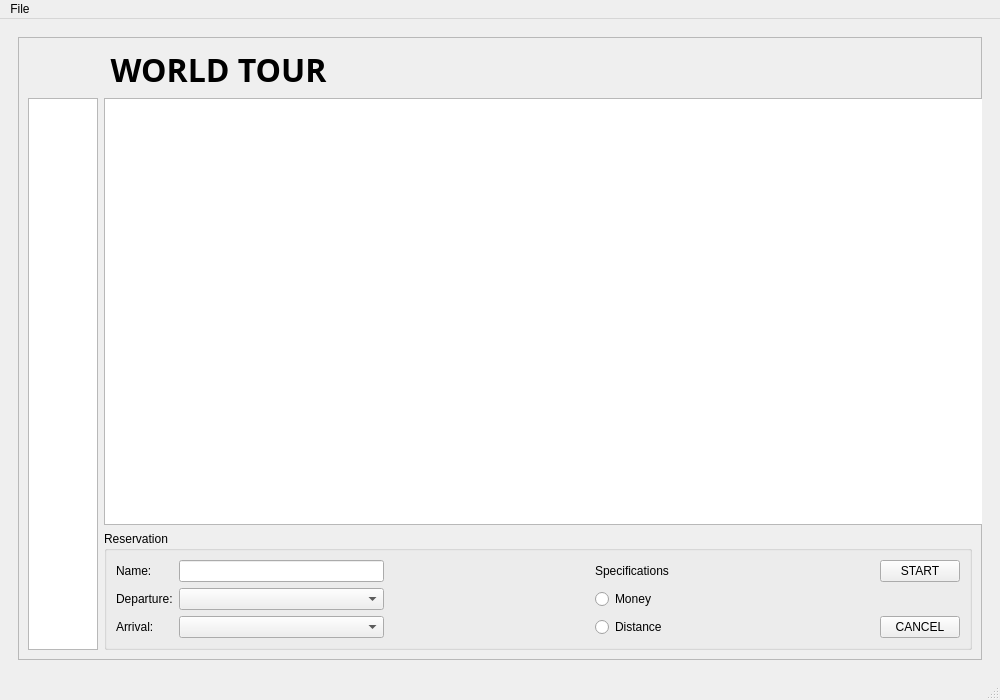
This is travel_assistant.ui in isaacfulcrum/travel-assistant as Qt 5 draws it before an edit. The edited form follows.
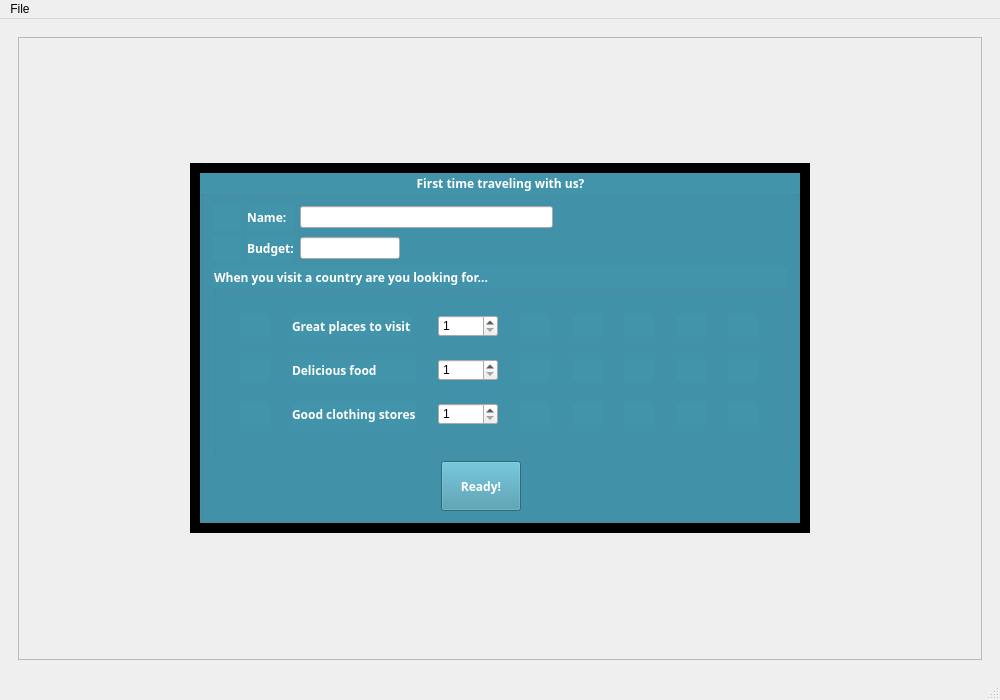
This is the edited form. Icons and pictures are not drawn.

Diff of the .ui file:
```diff
--- a/travel_assistant.ui
+++ b/travel_assistant.ui
@@ -157,7 +157,716 @@
         </item>
        </layout>
       </widget>
-      <widget class="QWidget" name="page_2">
+      <widget class="QWidget" name="users">
+       <layout class="QGridLayout" name="gridLayout_7">
+        <item row="0" column="0">
+         <widget class="QFrame" name="frame_3">
+          <property name="styleSheet">
+           <string notr="true">border-image: url(:/Images/assets/travelStamps.jpg);
+</string>
+          </property>
+          <property name="frameShape">
+           <enum>QFrame::StyledPanel</enum>
+          </property>
+          <property name="frameShadow">
+           <enum>QFrame::Raised</enum>
+          </property>
+          <layout class="QGridLayout" name="gridLayout_11">
+           <item row="0" column="0">
+            <spacer name="horizontalSpacer_13">
+             <property name="orientation">
+              <enum>Qt::Horizontal</enum>
+             </property>
+             <property name="sizeHint" stdset="0">
+              <size>
+               <width>154</width>
+               <height>20</height>
+              </size>
+             </property>
+            </spacer>
+           </item>
+           <item row="0" column="1">
+            <widget class="QFrame" name="frame_4">
+             <property name="maximumSize">
+              <size>
+               <width>620</width>
+               <height>370</height>
+              </size>
+             </property>
+             <property name="styleSheet">
+              <string notr="true">background-color:rgb(0, 0, 0);
+border-image:None;</string>
+             </property>
+             <property name="frameShape">
+              <enum>QFrame::StyledPanel</enum>
+             </property>
+             <property name="frameShadow">
+              <enum>QFrame::Raised</enum>
+             </property>
+             <layout class="QGridLayout" name="gridLayout_10">
+              <item row="0" column="0">
+               <widget class="QGroupBox" name="groupBox_3">
+                <property name="minimumSize">
+                 <size>
+                  <width>600</width>
+                  <height>350</height>
+                 </size>
+                </property>
+                <property name="maximumSize">
+                 <size>
+                  <width>800</width>
+                  <height>350</height>
+                 </size>
+                </property>
+                <property name="font">
+                 <font>
+                  <family>News706 BT</family>
+                  <pointsize>9</pointsize>
+                  <weight>75</weight>
+                  <bold>true</bold>
+                 </font>
+                </property>
+                <property name="styleSheet">
+                 <string notr="true">border-image:None;
+background-color:rgb(66, 148, 170);
+color: rgb(255, 255, 255)
+
+
+
+</string>
+                </property>
+                <property name="title">
+                 <string>First time traveling with us?</string>
+                </property>
+                <property name="alignment">
+                 <set>Qt::AlignCenter</set>
+                </property>
+                <property name="flat">
+                 <bool>false</bool>
+                </property>
+                <layout class="QGridLayout" name="gridLayout_9">
+                 <property name="topMargin">
+                  <number>9</number>
+                 </property>
+                 <item row="0" column="0">
+                  <widget class="QLabel" name="label_6">
+                   <property name="minimumSize">
+                    <size>
+                     <width>25</width>
+                     <height>25</height>
+                    </size>
+                   </property>
+                   <property name="styleSheet">
+                    <string notr="true">image: url(:/Icons/assets/userIcon.png);</string>
+                   </property>
+                   <property name="text">
+                    <string/>
+                   </property>
+                  </widget>
+                 </item>
+                 <item row="0" column="1">
+                  <widget class="QLabel" name="label_7">
+                   <property name="font">
+                    <font>
+                     <family>News706 BT</family>
+                     <pointsize>9</pointsize>
+                     <weight>75</weight>
+                     <bold>true</bold>
+                    </font>
+                   </property>
+                   <property name="styleSheet">
+                    <string notr="true">color: rgb(255, 255, 255)</string>
+                   </property>
+                   <property name="text">
+                    <string>Name:</string>
+                   </property>
+                  </widget>
+                 </item>
+                 <item row="0" column="2" colspan="4">
+                  <widget class="QLineEdit" name="nameText">
+                   <property name="minimumSize">
+                    <size>
+                     <width>250</width>
+                     <height>0</height>
+                    </size>
+                   </property>
+                   <property name="maximumSize">
+                    <size>
+                     <width>300</width>
+                     <height>16777215</height>
+                    </size>
+                   </property>
+                   <property name="styleSheet">
+                    <string notr="true">background-color: None;
+color: rgb(0, 0, 0)</string>
+                   </property>
+                  </widget>
+                 </item>
+                 <item row="0" column="6">
+                  <spacer name="horizontalSpacer_9">
+                   <property name="orientation">
+                    <enum>Qt::Horizontal</enum>
+                   </property>
+                   <property name="sizeHint" stdset="0">
+                    <size>
+                     <width>226</width>
+                     <height>20</height>
+                    </size>
+                   </property>
+                  </spacer>
+                 </item>
+                 <item row="1" column="0">
+                  <widget class="QLabel" name="label_10">
+                   <property name="minimumSize">
+                    <size>
+                     <width>25</width>
+                     <height>25</height>
+                    </size>
+                   </property>
+                   <property name="styleSheet">
+                    <string notr="true">image: url(:/Icons/assets/moneyIcon.png);</string>
+                   </property>
+                   <property name="text">
+                    <string/>
+                   </property>
+                  </widget>
+                 </item>
+                 <item row="1" column="1">
+                  <widget class="QLabel" name="label_8">
+                   <property name="font">
+                    <font>
+                     <family>News706 BT</family>
+                     <pointsize>9</pointsize>
+                     <weight>75</weight>
+                     <bold>true</bold>
+                    </font>
+                   </property>
+                   <property name="styleSheet">
+                    <string notr="true">color: rgb(255, 255, 255)</string>
+                   </property>
+                   <property name="text">
+                    <string>Budget:</string>
+                   </property>
+                  </widget>
+                 </item>
+                 <item row="1" column="2">
+                  <widget class="QLineEdit" name="budgetText">
+                   <property name="maximumSize">
+                    <size>
+                     <width>100</width>
+                     <height>16777215</height>
+                    </size>
+                   </property>
+                   <property name="styleSheet">
+                    <string notr="true">background-color: None;
+color: rgb(0, 0, 0)</string>
+                   </property>
+                  </widget>
+                 </item>
+                 <item row="1" column="3" colspan="4">
+                  <spacer name="horizontalSpacer_10">
+                   <property name="orientation">
+                    <enum>Qt::Horizontal</enum>
+                   </property>
+                   <property name="sizeHint" stdset="0">
+                    <size>
+                     <width>381</width>
+                     <height>20</height>
+                    </size>
+                   </property>
+                  </spacer>
+                 </item>
+                 <item row="3" column="4">
+                  <widget class="QPushButton" name="ready_button">
+                   <property name="maximumSize">
+                    <size>
+                     <width>100</width>
+                     <height>50</height>
+                    </size>
+                   </property>
+                   <property name="font">
+                    <font>
+                     <family>News706 BT</family>
+                     <pointsize>9</pointsize>
+                     <weight>75</weight>
+                     <bold>true</bold>
+                    </font>
+                   </property>
+                   <property name="styleSheet">
+                    <string notr="true">border-image: None
+;</string>
+                   </property>
+                   <property name="text">
+                    <string>Ready!</string>
+                   </property>
+                   <property name="icon">
+                    <iconset resource="travel_assistant_assets.qrc">
+                     <normaloff>:/Icons/assets/planeIcon.png</normaloff>:/Icons/assets/planeIcon.png</iconset>
+                   </property>
+                  </widget>
+                 </item>
+                 <item row="3" column="5" colspan="2">
+                  <spacer name="horizontalSpacer_16">
+                   <property name="orientation">
+                    <enum>Qt::Horizontal</enum>
+                   </property>
+                   <property name="sizeHint" stdset="0">
+                    <size>
+                     <width>260</width>
+                     <height>20</height>
+                    </size>
+                   </property>
+                  </spacer>
+                 </item>
+                 <item row="2" column="0" colspan="7">
+                  <widget class="QGroupBox" name="groupBox_2">
+                   <property name="font">
+                    <font>
+                     <family>News706 BT</family>
+                     <pointsize>9</pointsize>
+                     <weight>75</weight>
+                     <bold>true</bold>
+                    </font>
+                   </property>
+                   <property name="styleSheet">
+                    <string notr="true">
+</string>
+                   </property>
+                   <property name="title">
+                    <string>When you visit a country are you looking for...</string>
+                   </property>
+                   <property name="flat">
+                    <bool>false</bool>
+                   </property>
+                   <layout class="QGridLayout" name="gridLayout_8">
+                    <item row="2" column="5">
+                     <widget class="QLabel" name="star3_3">
+                      <property name="maximumSize">
+                       <size>
+                        <width>30</width>
+                        <height>16777215</height>
+                       </size>
+                      </property>
+                      <property name="styleSheet">
+                       <string notr="true">image: url(:/Images/assets/star.png);</string>
+                      </property>
+                      <property name="text">
+                       <string/>
+                      </property>
+                     </widget>
+                    </item>
+                    <item row="1" column="2">
+                     <widget class="QSpinBox" name="food_sb">
+                      <property name="maximumSize">
+                       <size>
+                        <width>60</width>
+                        <height>16777215</height>
+                       </size>
+                      </property>
+                      <property name="styleSheet">
+                       <string notr="true">background-color:None;
+color: rgb(0, 0, 0)</string>
+                      </property>
+                      <property name="minimum">
+                       <number>1</number>
+                      </property>
+                      <property name="maximum">
+                       <number>5</number>
+                      </property>
+                     </widget>
+                    </item>
+                    <item row="1" column="4">
+                     <widget class="QLabel" name="star2_2">
+                      <property name="maximumSize">
+                       <size>
+                        <width>30</width>
+                        <height>16777215</height>
+                       </size>
+                      </property>
+                      <property name="styleSheet">
+                       <string notr="true">image: url(:/Images/assets/star.png);</string>
+                      </property>
+                      <property name="text">
+                       <string/>
+                      </property>
+                     </widget>
+                    </item>
+                    <item row="1" column="6">
+                     <widget class="QLabel" name="star2_4">
+                      <property name="maximumSize">
+                       <size>
+                        <width>30</width>
+                        <height>16777215</height>
+                       </size>
+                      </property>
+                      <property name="styleSheet">
+                       <string notr="true">image: url(:/Images/assets/star.png);</string>
+                      </property>
+                      <property name="text">
+                       <string/>
+                      </property>
+                     </widget>
+                    </item>
+                    <item row="0" column="5">
+                     <widget class="QLabel" name="star1_3">
+                      <property name="maximumSize">
+                       <size>
+                        <width>30</width>
+                        <height>16777215</height>
+                       </size>
+                      </property>
+                      <property name="styleSheet">
+                       <string notr="true">image: url(:/Images/assets/star.png);</string>
+                      </property>
+                      <property name="text">
+                       <string/>
+                      </property>
+                     </widget>
+                    </item>
+                    <item row="0" column="4">
+                     <widget class="QLabel" name="star1_2">
+                      <property name="maximumSize">
+                       <size>
+                        <width>30</width>
+                        <height>16777215</height>
+                       </size>
+                      </property>
+                      <property name="styleSheet">
+                       <string notr="true">image: url(:/Images/assets/star.png);</string>
+                      </property>
+                      <property name="text">
+                       <string/>
+                      </property>
+                     </widget>
+                    </item>
+                    <item row="1" column="1">
+                     <widget class="QLabel" name="label_12">
+                      <property name="font">
+                       <font>
+                        <family>News706 BT</family>
+                        <pointsize>9</pointsize>
+                        <weight>75</weight>
+                        <bold>true</bold>
+                       </font>
+                      </property>
+                      <property name="text">
+                       <string>Delicious food</string>
+                      </property>
+                     </widget>
+                    </item>
+                    <item row="2" column="4">
+                     <widget class="QLabel" name="star3_2">
+                      <property name="maximumSize">
+                       <size>
+                        <width>30</width>
+                        <height>16777215</height>
+                       </size>
+                      </property>
+                      <property name="styleSheet">
+                       <string notr="true">image: url(:/Images/assets/star.png);</string>
+                      </property>
+                      <property name="text">
+                       <string/>
+                      </property>
+                     </widget>
+                    </item>
+                    <item row="0" column="3">
+                     <widget class="QLabel" name="star1_1">
+                      <property name="maximumSize">
+                       <size>
+                        <width>30</width>
+                        <height>16777215</height>
+                       </size>
+                      </property>
+                      <property name="styleSheet">
+                       <string notr="true">image: url(:/Images/assets/star.png);</string>
+                      </property>
+                      <property name="text">
+                       <string/>
+                      </property>
+                     </widget>
+                    </item>
+                    <item row="0" column="7">
+                     <widget class="QLabel" name="star1_5">
+                      <property name="maximumSize">
+                       <size>
+                        <width>30</width>
+                        <height>16777215</height>
+                       </size>
+                      </property>
+                      <property name="styleSheet">
+                       <string notr="true">image: url(:/Images/assets/star.png);</string>
+                      </property>
+                      <property name="text">
+                       <string/>
+                      </property>
+                     </widget>
+                    </item>
+                    <item row="0" column="6">
+                     <widget class="QLabel" name="star1_4">
+                      <property name="maximumSize">
+                       <size>
+                        <width>30</width>
+                        <height>16777215</height>
+                       </size>
+                      </property>
+                      <property name="styleSheet">
+                       <string notr="true">image: url(:/Images/assets/star.png);</string>
+                      </property>
+                      <property name="text">
+                       <string/>
+                      </property>
+                     </widget>
+                    </item>
+                    <item row="2" column="1">
+                     <widget class="QLabel" name="label_9">
+                      <property name="font">
+                       <font>
+                        <family>News706 BT</family>
+                        <pointsize>9</pointsize>
+                        <weight>75</weight>
+                        <bold>true</bold>
+                       </font>
+                      </property>
+                      <property name="text">
+                       <string>Good clothing stores</string>
+                      </property>
+                     </widget>
+                    </item>
+                    <item row="0" column="0">
+                     <widget class="QLabel" name="label_13">
+                      <property name="maximumSize">
+                       <size>
+                        <width>30</width>
+                        <height>16777215</height>
+                       </size>
+                      </property>
+                      <property name="styleSheet">
+                       <string notr="true">image: url(:/Icons/assets/placeIcon.png);</string>
+                      </property>
+                      <property name="text">
+                       <string/>
+                      </property>
+                     </widget>
+                    </item>
+                    <item row="1" column="7">
+                     <widget class="QLabel" name="star2_5">
+                      <property name="maximumSize">
+                       <size>
+                        <width>30</width>
+                        <height>16777215</height>
+                       </size>
+                      </property>
+                      <property name="styleSheet">
+                       <string notr="true">image: url(:/Images/assets/star.png);</string>
+                      </property>
+                      <property name="text">
+                       <string/>
+                      </property>
+                     </widget>
+                    </item>
+                    <item row="2" column="3">
+                     <widget class="QLabel" name="star3_1">
+                      <property name="maximumSize">
+                       <size>
+                        <width>30</width>
+                        <height>16777215</height>
+                       </size>
+                      </property>
+                      <property name="styleSheet">
+                       <string notr="true">image: url(:/Images/assets/star.png);</string>
+                      </property>
+                      <property name="text">
+                       <string/>
+                      </property>
+                     </widget>
+                    </item>
+                    <item row="2" column="0">
+                     <widget class="QLabel" name="label_15">
+                      <property name="styleSheet">
+                       <string notr="true">image: url(:/Icons/assets/clothesIcon.png);</string>
+                      </property>
+                      <property name="text">
+                       <string/>
+                      </property>
+                     </widget>
+                    </item>
+                    <item row="0" column="2">
+                     <widget class="QSpinBox" name="places_sb">
+                      <property name="maximumSize">
+                       <size>
+                        <width>60</width>
+                        <height>16777215</height>
+                       </size>
+                      </property>
+                      <property name="styleSheet">
+                       <string notr="true">background-color:None;
+color: rgb(0, 0, 0)</string>
+                      </property>
+                      <property name="minimum">
+                       <number>1</number>
+                      </property>
+                      <property name="maximum">
+                       <number>5</number>
+                      </property>
+                     </widget>
+                    </item>
+                    <item row="1" column="3">
+                     <widget class="QLabel" name="star2_1">
+                      <property name="maximumSize">
+                       <size>
+                        <width>30</width>
+                        <height>16777215</height>
+                       </size>
+                      </property>
+                      <property name="styleSheet">
+                       <string notr="true">image: url(:/Images/assets/star.png);</string>
+                      </property>
+                      <property name="text">
+                       <string/>
+                      </property>
+                     </widget>
+                    </item>
+                    <item row="0" column="1">
+                     <widget class="QLabel" name="label_11">
+                      <property name="maximumSize">
+                       <size>
+                        <width>120</width>
+                        <height>16777215</height>
+                       </size>
+                      </property>
+                      <property name="font">
+                       <font>
+                        <family>News706 BT</family>
+                        <pointsize>9</pointsize>
+                        <weight>75</weight>
+                        <bold>true</bold>
+                       </font>
+                      </property>
+                      <property name="text">
+                       <string>Great places to visit</string>
+                      </property>
+                     </widget>
+                    </item>
+                    <item row="1" column="5">
+                     <widget class="QLabel" name="star2_3">
+                      <property name="maximumSize">
+                       <size>
+                        <width>30</width>
+                        <height>16777215</height>
+                       </size>
+                      </property>
+                      <property name="styleSheet">
+                       <string notr="true">image: url(:/Images/assets/star.png);</string>
+                      </property>
+                      <property name="text">
+                       <string/>
+                      </property>
+                     </widget>
+                    </item>
+                    <item row="1" column="0">
+                     <widget class="QLabel" name="label_14">
+                      <property name="styleSheet">
+                       <string notr="true">image: url(:/Icons/assets/foodIcon.png);</string>
+                      </property>
+                      <property name="text">
+                       <string/>
+                      </property>
+                     </widget>
+                    </item>
+                    <item row="2" column="6">
+                     <widget class="QLabel" name="star3_4">
+                      <property name="maximumSize">
+                       <size>
+                        <width>30</width>
+                        <height>16777215</height>
+                       </size>
+                      </property>
+                      <property name="styleSheet">
+                       <string notr="true">image: url(:/Images/assets/star.png);</string>
+                      </property>
+                      <property name="text">
+                       <string/>
+                      </property>
+                     </widget>
+                    </item>
+                    <item row="2" column="7">
+                     <widget class="QLabel" name="star3_5">
+                      <property name="maximumSize">
+                       <size>
+                        <width>30</width>
+                        <height>16777215</height>
+                       </size>
+                      </property>
+                      <property name="styleSheet">
+                       <string notr="true">image: url(:/Images/assets/star.png);</string>
+                      </property>
+                      <property name="text">
+                       <string/>
+                      </property>
+                     </widget>
+                    </item>
+                    <item row="2" column="2">
+                     <widget class="QSpinBox" name="clothes_sb">
+                      <property name="maximumSize">
+                       <size>
+                        <width>60</width>
+                        <height>16777215</height>
+                       </size>
+                      </property>
+                      <property name="styleSheet">
+                       <string notr="true">background-color:None;
+color: rgb(0, 0, 0)</string>
+                      </property>
+                      <property name="minimum">
+                       <number>1</number>
+                      </property>
+                      <property name="maximum">
+                       <number>5</number>
+                      </property>
+                     </widget>
+                    </item>
+                   </layout>
+                  </widget>
+                 </item>
+                 <item row="3" column="0" colspan="4">
+                  <spacer name="horizontalSpacer_15">
+                   <property name="orientation">
+                    <enum>Qt::Horizontal</enum>
+                   </property>
+                   <property name="sizeHint" stdset="0">
+                    <size>
+                     <width>227</width>
+                     <height>47</height>
+                    </size>
+                   </property>
+                  </spacer>
+                 </item>
+                </layout>
+               </widget>
+              </item>
+             </layout>
+            </widget>
+           </item>
+           <item row="0" column="2">
+            <spacer name="horizontalSpacer_14">
+             <property name="orientation">
+              <enum>Qt::Horizontal</enum>
+             </property>
+             <property name="sizeHint" stdset="0">
+              <size>
+               <width>154</width>
+               <height>20</height>
+              </size>
+             </property>
+            </spacer>
+           </item>
+          </layout>
+         </widget>
+        </item>
+       </layout>
+      </widget>
+      <widget class="QWidget" name="worldTour">
        <layout class="QGridLayout" name="gridLayout_4">
         <item row="0" column="1">
          <widget class="QFrame" name="frame_2">
```
Left out of the diff: 4 changed lines with no effect on the pictures.
